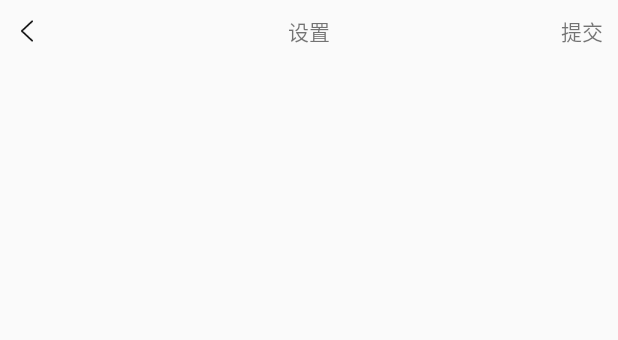
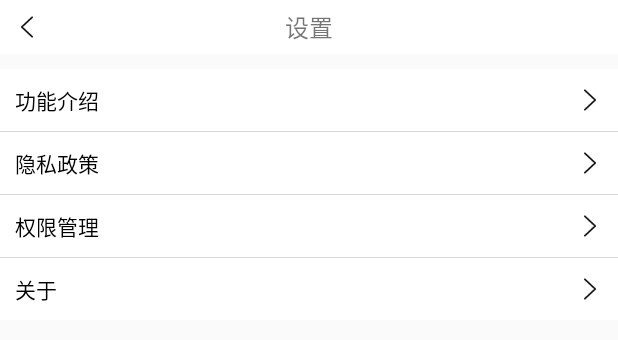
Before and after one commit to feichenda/Parking_APP, an Android app: the layout activity_merchant_setting.xml on its own in the app's theme, with its tools: preview values and no code run, on a phone screen of 412 x 824 dp. Shown: the top 340 px of the screen. Run offline under Robolectric (Android 15) with nearby library versions, the phone set to English and light mode, and no system bars; network calls fail.

Commit message:
新增设置

```diff
--- a/app/src/main/AndroidManifest.xml
+++ b/app/src/main/AndroidManifest.xml
@@ -123,6 +123,8 @@
 
         <activity android:name=".customeractivity.CustomerSettingActivity"></activity>
 
+        <activity android:name=".merchantactivity.MerchantSettingActivity"></activity>
+
         <activity android:name=".activity.WebActivity"></activity>
 
         <service
--- a/app/src/main/java/com/lenovo/feizai/parking/merchantactivity/MerchantMainActivity.java
+++ b/app/src/main/java/com/lenovo/feizai/parking/merchantactivity/MerchantMainActivity.java
@@ -327,7 +327,7 @@ public class MerchantMainActivity extends BaseActivity {
         setting.setOnClickListener(new View.OnClickListener() {
             @Override
             public void onClick(View v) {
-                startActivity(CustomerSettingActivity.class);
+                startActivity(MerchantSettingActivity.class);
             }
         });
 
--- a/app/src/main/res/layout/activity_customer_setting.xml
+++ b/app/src/main/res/layout/activity_customer_setting.xml
@@ -58,6 +58,7 @@
                 android:ellipsize="end"
                 android:lines="1"
                 android:maxLines="1"
+                android:textSize="12sp"
                 android:layout_marginRight="5dp" />
 
             <ImageView
@@ -102,6 +103,7 @@
                 android:ellipsize="end"
                 android:lines="1"
                 android:maxLines="1"
+                android:textSize="12sp"
                 android:layout_marginRight="5dp" />
 
             <ImageView
--- a/app/src/main/res/layout/activity_merchant_personal_menu.xml
+++ b/app/src/main/res/layout/activity_merchant_personal_menu.xml
@@ -31,7 +31,7 @@
             android:layout_width="wrap_content"
             android:layout_height="wrap_content"
             android:padding="10dp"
-            android:text="关于"
+            android:text="设置"
             android:textColor="@android:color/black"
             android:textSize="18sp"
             android:layout_centerVertical="true"
--- a/app/src/main/res/layout/activity_merchant_setting.xml
+++ b/app/src/main/res/layout/activity_merchant_setting.xml
@@ -5,37 +5,148 @@
     android:orientation="vertical">
 
     <RelativeLayout
+        android:background="@android:color/white"
         android:layout_width="match_parent"
         android:layout_height="wrap_content">
 
         <ImageView
             android:layout_width="wrap_content"
             android:layout_height="wrap_content"
+            android:padding="10dp"
+            android:layout_centerVertical="true"
             android:src="@mipmap/back"
-            android:id="@+id/back"
-            android:padding="10dp"
-            android:layout_centerVertical="true" />
+            android:id="@+id/back" />
 
         <TextView
             android:layout_width="wrap_content"
             android:layout_height="wrap_content"
+            android:textSize="16sp"
             android:text="设置"
+            android:layout_centerHorizontal="true"
             android:layout_centerVertical="true"
-            android:layout_centerHorizontal="true" />
+            android:padding="5dp" />
+    </RelativeLayout>
+
+    <LinearLayout
+        android:layout_marginTop="10dp"
+        android:layout_width="match_parent"
+        android:layout_height="wrap_content"
+        android:orientation="vertical" >
+
+        <RelativeLayout
+            android:id="@+id/introduce"
+            android:layout_width="match_parent"
+            android:layout_height="wrap_content"
+            android:background="@android:color/white">
 
             <TextView
                 android:layout_width="wrap_content"
                 android:layout_height="wrap_content"
-            android:id="@+id/sure"
+                android:text="功能介绍"
+                android:textColor="@android:color/black"
                 android:padding="10dp"
+                android:layout_centerVertical="true" />
+
+            <ImageView
+                android:layout_width="wrap_content"
+                android:layout_height="wrap_content"
+                android:padding="5dp"
+                android:src="@mipmap/back"
+                android:rotation="180"
                 android:layout_alignParentRight="true"
                 android:layout_centerVertical="true"
-            android:text="提交" />
+                android:layout_marginRight="5dp" />
         </RelativeLayout>
 
-    <androidx.recyclerview.widget.RecyclerView
+        <View
+            android:layout_width="match_parent"
+            android:layout_height="0.5dp"
+            android:background="@color/bg_gray" />
+
+        <RelativeLayout
+            android:id="@+id/privacy"
             android:layout_width="match_parent"
             android:layout_height="wrap_content"
-        android:id="@+id/space" />
+            android:background="@android:color/white">
+
+            <TextView
+                android:layout_width="wrap_content"
+                android:layout_height="wrap_content"
+                android:text="隐私政策"
+                android:textColor="@android:color/black"
+                android:padding="10dp"
+                android:layout_centerVertical="true" />
+
+            <ImageView
+                android:layout_width="wrap_content"
+                android:layout_height="wrap_content"
+                android:padding="5dp"
+                android:src="@mipmap/back"
+                android:rotation="180"
+                android:layout_alignParentRight="true"
+                android:layout_centerVertical="true"
+                android:layout_marginRight="5dp" />
+        </RelativeLayout>
+
+        <View
+            android:layout_width="match_parent"
+            android:layout_height="0.5dp"
+            android:background="@color/bg_gray" />
+
+        <RelativeLayout
+            android:id="@+id/authority"
+            android:layout_width="match_parent"
+            android:layout_height="wrap_content"
+            android:background="@android:color/white">
+
+            <TextView
+                android:layout_width="wrap_content"
+                android:layout_height="wrap_content"
+                android:text="权限管理"
+                android:textColor="@android:color/black"
+                android:padding="10dp"
+                android:layout_centerVertical="true" />
+
+            <ImageView
+                android:layout_width="wrap_content"
+                android:layout_height="wrap_content"
+                android:padding="5dp"
+                android:src="@mipmap/back"
+                android:rotation="180"
+                android:layout_alignParentRight="true"
+                android:layout_centerVertical="true"
+                android:layout_marginRight="5dp" />
+        </RelativeLayout>
+
+        <View
+            android:layout_width="match_parent"
+            android:layout_height="0.5dp"
+            android:background="@color/bg_gray" />
+
+        <RelativeLayout
+            android:id="@+id/about"
+            android:layout_width="match_parent"
+            android:layout_height="wrap_content"
+            android:background="@android:color/white">
+
+            <TextView
+                android:layout_width="wrap_content"
+                android:layout_height="wrap_content"
+                android:text="关于"
+                android:textColor="@android:color/black"
+                android:padding="10dp"
+                android:layout_centerVertical="true" />
+
+            <ImageView
+                android:layout_width="wrap_content"
+                android:layout_height="wrap_content"
+                android:padding="5dp"
+                android:src="@mipmap/back"
+                android:rotation="180"
+                android:layout_alignParentRight="true"
+                android:layout_centerVertical="true"
+                android:layout_marginRight="5dp" />
+        </RelativeLayout>
+    </LinearLayout>
 
 </LinearLayout>
```
Also changed, not shown: app/src/main/java/com/lenovo/feizai/parking/customeractivity/CustomerSettingActivity.java (+33 -18 lines), app/src/main/java/com/lenovo/feizai/parking/merchantactivity/MerchantSettingActivity.java (added, +81 -0 lines). Lines whose indentation alone changed are shown as unchanged.
